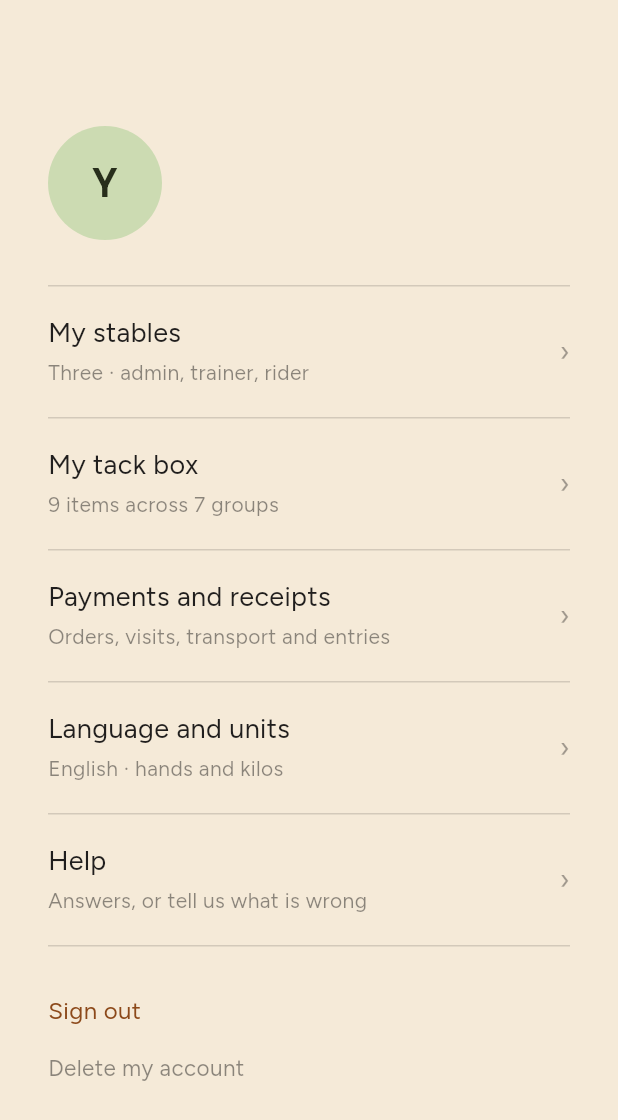
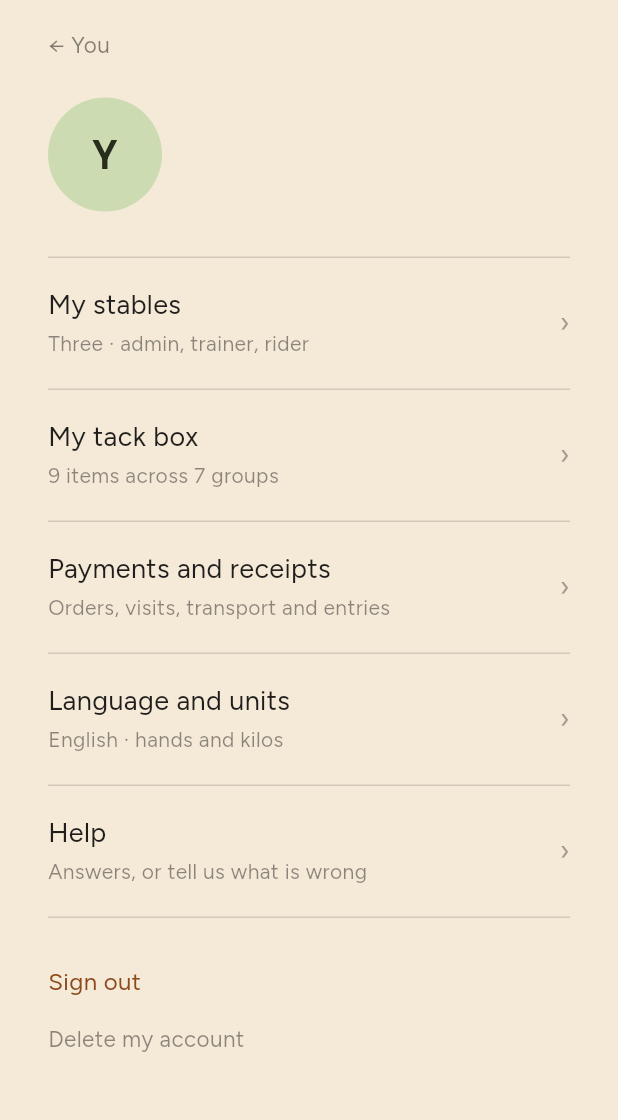
Before and after one commit to khbzyabis/stables-app, a Flutter app: the ProfileScreen screen opened by its route, on a phone screen of 412 x 824 dp. Shown: the top 1120 px of the screen. Run offline on Flutter 3.47's test engine with Material 3 defaults, Android fonts, the phone set to English and light mode, and no system bars; our stand-ins replace file_picker, sentry_flutter, supabase_flutter; missing offline and left inert: posthog_flutter; accounts and stored records are empty; network calls fail.

Commit message:
Add back button to profile screen

```diff
--- a/lib/features/settings/profile_screen.dart
+++ b/lib/features/settings/profile_screen.dart
@@ -7,6 +7,7 @@ import '../../l10n/app_localizations.dart';
 import '../../theme/app_theme.dart';
 import '../../theme/tokens.dart';
 import '../../widgets/hairline.dart';
+import '../auth/back_link.dart';
 import '../auth/splash_screen.dart';
 
 /// Screen 37 — your profile. One account across every stable, with links to
@@ -36,8 +37,10 @@ class ProfileScreen extends StatelessWidget {
       body: SafeArea(
         bottom: false,
         child: ListView(
-          padding: const EdgeInsets.fromLTRB(32, 84, 32, 44),
+          padding: const EdgeInsets.fromLTRB(32, 18, 32, 44),
           children: [
+            const BackLink(label: 'You'),
+            const SizedBox(height: 24),
             Row(
               children: [
                 Container(
```
